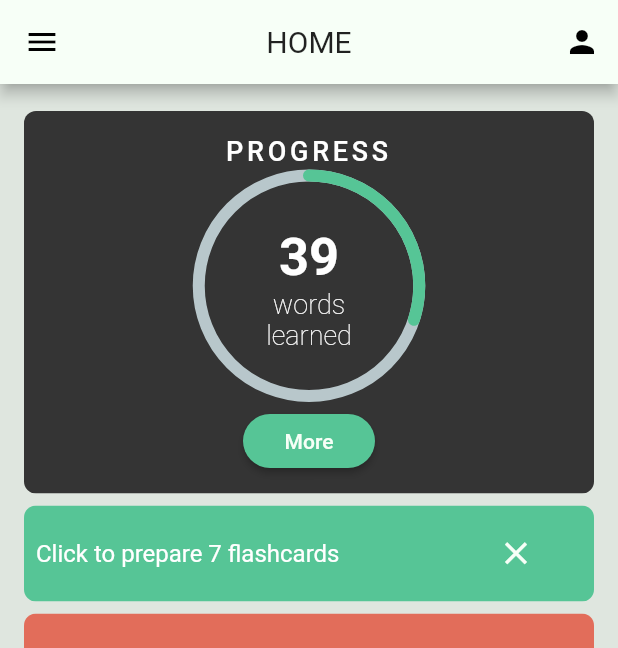
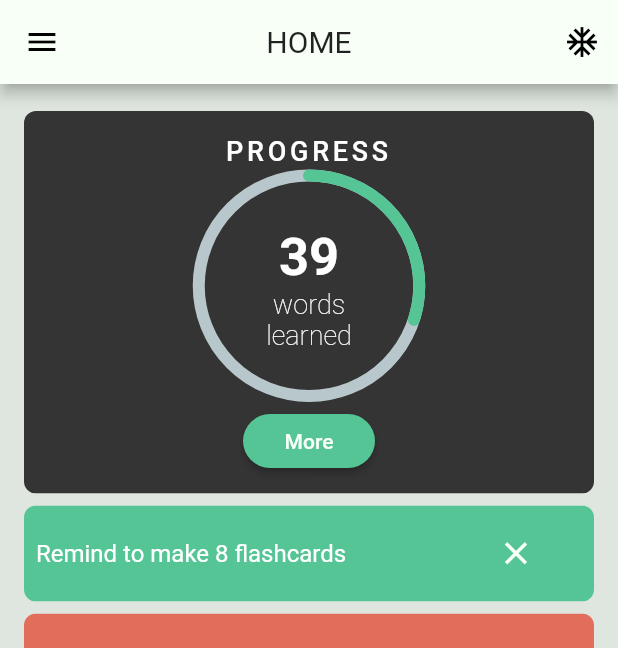
Before and after one commit to cscheungae/vocab_app_fyp55, a Flutter app: the screen it shows after launch, on a phone screen of 412 x 824 dp. Shown: the top 648 px of the screen. Run offline on Flutter 3.47's test engine with Material 2 defaults, Android fonts, the phone set to English and light mode, and no system bars; drawn by our look-alikes of percent_indicator; our stand-ins replace bloc, cached_network_image, charts_flutter, equatable, flutter_bloc, flutter_tags and 2 more; accounts and stored records are empty; Roboto replaces fonts that are missing (Hind, Montserrat).

Commit message:
News Fetching, Setting bloc

```diff
--- /dev/null
+++ b/lib/components/DismissibleBlock.dart
@@ -0,0 +1,46 @@
+import 'package:flutter/material.dart';
+import '../res/theme.dart' as CustomTheme;
+
+class DismissibleBlock extends StatelessWidget {
+
+  final Color bgColor;
+  final String text;
+
+  DismissibleBlock( { Color color = CustomTheme.GREEN, String text = "" } ) :
+  this.bgColor = color,
+  this.text = text;
+
+  @override
+  Widget build(BuildContext context) {
+    return
+      Padding(
+        padding: const EdgeInsets.symmetric(vertical: 4.0, horizontal: 8.0),
+        child: ClipRRect(
+          borderRadius: BorderRadius.circular(8.0),
+          child: Container(
+            padding: const EdgeInsets.all(8.0),
+            color: bgColor,
+            child: Row(
+              children: <Widget>[
+                Expanded(
+                    child: Text( text,
+                      style: TextStyle(
+                        fontSize: 16.0,
+                      ),
+                    )
+                ),
+                FlatButton(
+                  onPressed: (){},
+                  child:  Icon(
+                    Icons.close,color: CustomTheme.WHITE, size: 25.0,
+                  ),
+                ),
+              ],
+            ),
+          ),
+        )
+    );
+  }
+
+
+}
--- a/lib/event/SettingsEvent.dart
+++ b/lib/event/SettingsEvent.dart
@@ -10,3 +10,8 @@ class ChangeFontSize extends SettingsEvent{
   final int fontSize;
   ChangeFontSize(int size): fontSize = size;
 }
+
+class ChangeVolume extends SettingsEvent {
+  final double volume;
+  ChangeVolume(double volume): volume = volume;
+}
--- a/lib/model/news.dart
+++ b/lib/model/news.dart
@@ -35,7 +35,7 @@ class News {
     this._country = country;
 
 
-  factory News.fromJson(Map<String, String> json) => News(
+  factory News.fromJson(Map<String, dynamic> json) => new News(
     id: json["id"],
     name: json["name"],
     description: json["description"],
--- a/lib/pages/HomePage.dart
+++ b/lib/pages/HomePage.dart
@@ -1,4 +1,5 @@
 import 'package:flutter/material.dart';
+import 'package:vocab_app_fyp55/components/CustomDrawer.dart';
 import 'package:vocab_app_fyp55/components/CustomNewsCard.dart';
 import 'package:vocab_app_fyp55/model/news.dart';
 import '../res/theme.dart' as CustomTheme;
@@ -6,6 +7,7 @@ import 'package:percent_indicator/percent_indicator.dart';
 import '../services/fetchdata_news.dart';
 import '../components/CustomAppBar.dart';
 import '../components/CustomBottomNavBar.dart';
+import '../components/DismissibleBlock.dart';
 
 class HomePage extends StatefulWidget {
   HomePage({Key key, this.title}) : super(key: key);
@@ -18,23 +20,11 @@ class HomePage extends StatefulWidget {
 
 class _HomePageState extends State<HomePage> {
 
-  /*
-  // out the widget's state here
-  List<News> newsList = [];
-  int load = 0;
-
-  Future<List<News>> initNewsList() async {
-    if (newsList == [])
-      newsList = await FetchNews.requestAPIData();
-    load += 3;
-    return newsList.sublist(0, load -1);
-  }
-  */
 
   @override
   Widget build(BuildContext context) {
     return Scaffold(
-      appBar: CustomAppBar(title: "home", iconData: Icons.person ),
+      appBar: CustomAppBar(title: "home", iconData: Icons.ac_unit ),
       body: ListView(
         padding: const EdgeInsets.symmetric(vertical: 14.0, horizontal: 8.0),
         children: <Widget>[
@@ -126,62 +116,10 @@ class _HomePageState extends State<HomePage> {
                 ),
               )
           ),
-          Padding(
-              padding: const EdgeInsets.symmetric(vertical: 4.0, horizontal: 8.0),
-              child: ClipRRect(
-                borderRadius: BorderRadius.circular(8.0),
-                child: Container(
-                  padding: const EdgeInsets.all(8.0),
-                  color: CustomTheme.GREEN,
-                  child: Row(
-                    children: <Widget>[
-                      Expanded(
-                          child: Text(
-                            "Click to prepare 7 flashcards",
-                            style: TextStyle(
-                              fontSize: 16.0,
-                            ),
-                          )
-                      ),
-                      FlatButton(
-                        onPressed: () => debugPrint("green - notification is clicked."),
-                        child:  Icon(
-                          Icons.close,color: CustomTheme.WHITE, size: 25.0,
-                        ),
-                      ),
-                    ],
-                  ),
-                ),
-              )
-          ),
-          Padding(
-              padding: const EdgeInsets.symmetric(vertical: 4.0, horizontal: 8.0),
-              child: ClipRRect(
-                borderRadius: BorderRadius.circular(8.0),
-                child: Container(
-                  padding: const EdgeInsets.all(8.0),
-                  color: CustomTheme.TOMATO_RED,
-                  child: Row(
-                    children: <Widget>[
-                      Expanded(
-                          child: Text(
-                            "Remind to study 13 flashcards today",
-                            style: TextStyle(
-                              fontSize: 16.0,
-                            ),
-                          )
-                      ),
-                      FlatButton(
-                        onPressed: () => debugPrint("red - notification is clicked."),
-                        child:  Icon(
-                          Icons.close,color: CustomTheme.WHITE, size: 25.0,
-                        ),
-                      ),
-                    ],
-                  ),
-                ),
-              )
-          ),
+
+          DismissibleBlock(text: "Remind to make 8 flashcards",),
+          DismissibleBlock(color: CustomTheme.TOMATO_RED, text: "Remind to study 13 flashcards today",),
+
           Padding(
               padding: const EdgeInsets.symmetric(vertical: 4.0, horizontal: 8.0),
               child: ClipRRect(
@@ -234,28 +172,11 @@ class _HomePageState extends State<HomePage> {
                 ),
               )
           ),
-          //CustomNewsCard(new News(description: "Oscar is very handsome")),
-
         ],
       ),
       bottomNavigationBar: CustomBottomNavBar(),
       backgroundColor: CustomTheme.GREY,// This trailing comma makes auto-formatting nicer for build methods.
-      drawer: Drawer(
-        child: Column(
-
-          //Settings
-          children:[
-            AppBar(title: Text("Drawer Navigator"),actionsIconTheme: null,),
-            Divider(color:Colors.white24),
-            ListTile(title:Text("")),
-            ListTile(
-              title:Text("Settings"),
-              trailing:Icon(Icons.settings),
-              onTap: ()=>Navigator.pushNamed(context,"/settings"),
-            )
-          ],
-        ),
-      ),
+      drawer: CustomDrawer(),
     );
   }
 }
--- a/lib/pages/SettingsPage.dart
+++ b/lib/pages/SettingsPage.dart
@@ -37,7 +37,7 @@ class _SettingsPage extends State<SettingsPage>{
               Slider(
                 label:"Volume",
                 value: state.volume,
-                onChanged: (vol){},
+                onChanged: (vol) => bloc.add(ChangeVolume(vol)),
                 min: 0,
                 max: 1,
               ),
--- a/lib/pages/StatisticsPage.dart
+++ b/lib/pages/StatisticsPage.dart
@@ -7,6 +7,7 @@ import 'package:vocab_app_fyp55/pages/LoginPage.dart';
 import '../res/theme.dart' as CustomTheme;
 
 import '../components/CustomBottomNavBar.dart';
+import '../components/CustomDrawer.dart';
 import 'package:vocab_app_fyp55/components/CustomAppBar.dart';
 
 import 'package:flutter/material.dart';
@@ -100,6 +101,7 @@ class _StatisticsPage extends State<StatisticsPage> with SingleTickerProviderSta
       ),
 
       bottomNavigationBar: CustomBottomNavBar(),
+      drawer: CustomDrawer(),
     );
   }
 }
--- a/lib/pages/StudyPage.dart
+++ b/lib/pages/StudyPage.dart
@@ -1,6 +1,7 @@
 
 import 'package:vocab_app_fyp55/components/CustomAppBar.dart';
 import 'package:vocab_app_fyp55/components/CustomBottomNavBar.dart';
+import '../components/CustomDrawer.dart';
 import '../res/theme.dart' as CustomTheme;
 import '../provider/vocabularyBank.dart';
 import '../model/vocabulary.dart';
@@ -124,9 +125,8 @@ class _StudyPage extends State<StudyPage> {
 
           ],
         ),
-
-
         bottomNavigationBar: CustomBottomNavBar(),
+        drawer: CustomDrawer(),
     );
   }
 
--- a/lib/pages/VocabBanksPage.dart
+++ b/lib/pages/VocabBanksPage.dart
@@ -5,6 +5,7 @@ import '../provider/vocabularyBank.dart';
 import '../components/CustomBottomNavBar.dart';
 import '../components/CustomAppBar.dart';
 import '../components/CustomVocabCard.dart';
+import '../components/CustomDrawer.dart';
 
 
 import 'AddNewVocabPage.dart';
@@ -204,6 +205,7 @@ class _VocabCardPage extends State<VocabCardUIPage>
         ],
       ),
       bottomNavigationBar: CustomBottomNavBar(),
+      drawer: CustomDrawer(),
     );
   }
 
--- a/lib/services/fetchdata_WordsAPI.dart
+++ b/lib/services/fetchdata_WordsAPI.dart
@@ -1,6 +1,7 @@
 import 'package:http/http.dart' as http;
 import 'dart:convert';
 import '../model/vocabulary.dart';
+import 'APIKey.dart';
 
 class FetchDataWordsAPI{
 
@@ -57,7 +58,7 @@ class FetchDataWordsAPI{
 
     //Very Dangerous!
     var returnedResponse = await http.get( APIAdress + query,
-      headers: { "X-RapidAPI-Key" : "03c9331e71mshfe2c9a490b60397p1a8fc5jsn9cf06f851149",
+      headers: { "X-RapidAPI-Key" : APIKey.WordsAPI,
                  "X-RapidAPI-Host" : "wordsapiv1.p.rapidapi.com",
                },
     );
--- a/lib/services/fetchimage_Bing.dart
+++ b/lib/services/fetchimage_Bing.dart
@@ -1,5 +1,7 @@
 import 'package:http/http.dart' as http;
 import 'dart:convert';
+
+import 'package:vocab_app_fyp55/services/APIKey.dart';
 
 
 
@@ -40,7 +42,7 @@ class FetchImage
 
     //Very Dangerous!
     var response = await http.get(APIaddress + word,
-    headers: { "Ocp-Apim-Subscription-Key": "ccac35836bd040de865c5ff82fd1ef72",
+    headers: { "Ocp-Apim-Subscription-Key": APIKey.BingAPI,
                "license" : "ShareCommercially",
     },
     );
```
Also changed, not shown: lib/bloc/SettingsBloc.dart (+13 -1 lines), lib/components/CustomDrawer.dart (added, +22 -0 lines), lib/pages/ArticlesViewPage.dart (+49 -2 lines), lib/services/fetchdata_news.dart (+11 -4 lines), lib/state/SettingsState.dart (+7 -10 lines), 3 other files.
